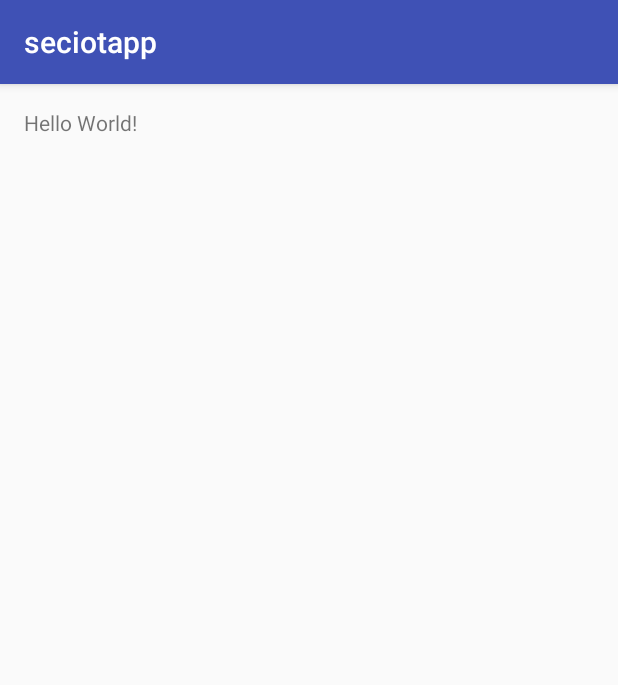
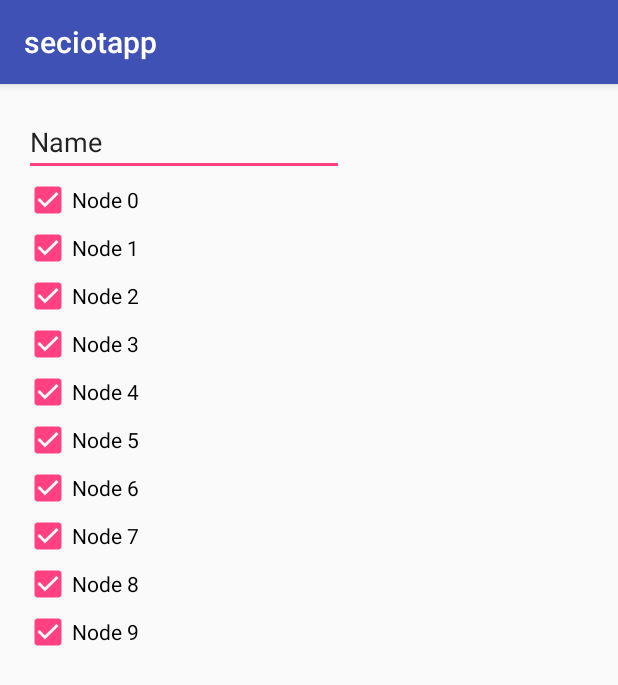
Before and after one commit to aakatz3/seciot, an Android app: the screen it shows after launch (MainActivity), on a phone screen of 412 x 824 dp. Shown: the top 685 px of the screen. Run offline under Robolectric (Android 15) with nearby library versions, the light colour scheme and no system bars; network calls fail; pictures from the network do not load; 2 statements that could not run were skipped.

Commit message:
Edit app

```diff
--- a/seciotapp/app/src/main/java/com/aakportfolio/aakatz3/seciotapp/MainActivity.java
+++ b/seciotapp/app/src/main/java/com/aakportfolio/aakatz3/seciotapp/MainActivity.java
@@ -1,13 +1,54 @@
 package com.aakportfolio.aakatz3.seciotapp;
 
+import android.content.SharedPreferences;
 import android.support.v7.app.AppCompatActivity;
 import android.os.Bundle;
+import android.widget.CheckBox;
+import android.widget.CompoundButton;
+import android.widget.EditText;
+import android.widget.LinearLayout;
+import android.preference.PreferenceManager;
+import android.widget.Toast;
 
 public class MainActivity extends AppCompatActivity {
+
+    LinearLayout controlLayout;
+    EditText guid;
+    SharedPreferences prefs;
+
+    seciot foobar;
 
     @Override
     protected void onCreate(Bundle savedInstanceState) {
         super.onCreate(savedInstanceState);
         setContentView(R.layout.activity_main);
+
+        prefs = PreferenceManager.getDefaultSharedPreferences(this);
+
+        controlLayout = (LinearLayout) findViewById(R.id.control_layout);
+
+        foobar = new seciot(prefs.getString("guid", "sfasdasdfa"), SecureAPI.getInstance(this));
+        int count = 0;
+        for(iotnode n : foobar.getNodes()){
+            CheckBox cb = new CheckBox(this);
+            n.index = foobar.getNodes().indexOf(n);
+            cb.setText(n.toString());
+            cb.setChecked(n.getState());
+            //final int idx = n.index;
+            cb.setOnCheckedChangeListener(new CompoundButton.OnCheckedChangeListener() {
+                @Override
+                public void onCheckedChanged(CompoundButton buttonView, boolean isChecked) {
+                    //foobar.setState(idx, isChecked);
+                    Toast.makeText(getApplicationContext(), buttonView.getText(), Toast.LENGTH_SHORT).show();
+                }
+            });
+            count++;
+            try {
+                Toast.makeText(this, foobar.pollState().toString(), Toast.LENGTH_SHORT).show();
+            } catch (Exception ex){
+                ex.printStackTrace();
+            }
+            controlLayout.addView(cb);
+        }
     }
 }
--- a/seciotapp/app/src/main/java/com/aakportfolio/aakatz3/seciotapp/SecureAPI.java
+++ b/seciotapp/app/src/main/java/com/aakportfolio/aakatz3/seciotapp/SecureAPI.java
@@ -62,12 +62,12 @@ public class SecureAPI {
     private void createSocketFactory(InputStream is) throws Exception {
         CertificateFactory certificateFactory = CertificateFactory.getInstance("X.509");
         Certificate certificate = certificateFactory.generateCertificate(is);
-        Log.d("SecureAPI", "ca=" + ((X509Certificate) certificate).getSubjectDN());
+        Log.d("SecureAPI", "asdf=" + ((X509Certificate) certificate).getSubjectDN());
 
 
         KeyStore keyStore = KeyStore.getInstance(KeyStore.getDefaultType());
         keyStore.load(null, null);
-        keyStore.setCertificateEntry("ca", certificate);
+        keyStore.setCertificateEntry("asdf", certificate);
 
         TrustManagerFactory trustManagerFactory =
                 TrustManagerFactory.getInstance(TrustManagerFactory.getDefaultAlgorithm());
@@ -159,6 +159,47 @@ public class SecureAPI {
         return new JSONObject(response);
     }
 
+    public JSONObject HTTPSPOSTJSON(String urlString, JSONObject json) throws Exception {
+        URL url = new URL(urlString);
+        HttpsURLConnection httpsURLConnection = (HttpsURLConnection) url.openConnection();
+
+        httpsURLConnection.setSSLSocketFactory(mySocketFactory);
+        httpsURLConnection.setReadTimeout(10000);
+        httpsURLConnection.setConnectTimeout(15000);
+        httpsURLConnection.setUseCaches(false);
+        httpsURLConnection.setRequestMethod("POST");
+        httpsURLConnection.setRequestProperty("Accept", "application/json");
+        httpsURLConnection.setRequestProperty("Content-Type", "application/json");
+        httpsURLConnection.setRequestProperty("Host", "osrsrv.aakportfolio.com");
+        httpsURLConnection.setDoInput(true);
+        httpsURLConnection.setDoOutput(true);
+
+
+
+        httpsURLConnection.connect();
+
+        DataOutputStream outputStream = new DataOutputStream(httpsURLConnection.getOutputStream());
+       // outputStream.write(json.toString().getBytes("UTF-8"));
+
+        //OutputStreamWriter wr= new OutputStreamWriter(httpsURLConnection.getOutputStream());
+        outputStream.writeBytes(URLEncoder.encode(json.toString(), "UTF-8"));
+        //wr.write(json.toString());
+        //wr.flush();
+        //wr.close();
+        outputStream.flush();
+       /* outputStream.
+        BufferedWriter bufferedWriter =
+                new BufferedWriter(new OutputStreamWriter(outputStream, "UTF-8"));
+        bufferedWriter.write(json.toString());*/
+        //bufferedWriter.flush();
+        //bufferedWriter.close();
+        outputStream.close();
+        //httpsURLConnection.connect();
+
+        String response = getResponseFromStream(httpsURLConnection.getInputStream());
+        return new JSONObject(response);
+    }
+
     public JSONObject HTTPSPOSTMULTI(String urlString, Map<String, String> params, Map<String,
             ByteArrayOutputStream> files) throws Exception {
         URL url = new URL(urlString);
--- /dev/null
+++ b/seciotapp/app/src/main/java/com/aakportfolio/aakatz3/seciotapp/iotnode.java
@@ -0,0 +1,21 @@
+package com.aakportfolio.aakatz3.seciotapp;
+
+/**
+ * Created by Andrew on 10/6/2016.
+ */
+
+class iotnode {
+    int index;
+    private String friendlyName;
+    boolean getState(){
+        return true;
+    }
+
+    public String toString(){
+        if(friendlyName == null){
+            return "Node " + Integer.toString(index);
+        } else {
+            return friendlyName;
+        }
+    }
+}
--- /dev/null
+++ b/seciotapp/app/src/main/java/com/aakportfolio/aakatz3/seciotapp/iotsettings.java
@@ -0,0 +1,10 @@
+package com.aakportfolio.aakatz3.seciotapp;
+
+/**
+ * Created by Andrew on 10/7/2016.
+ */
+
+public class iotsettings {
+    public static final int IOT_HOME_NODE = 1;
+    public static final int IOT_MOBILE_DEVICE = 0;
+}
--- a/seciotapp/app/src/main/java/com/aakportfolio/aakatz3/seciotapp/seciot.java
+++ b/seciotapp/app/src/main/java/com/aakportfolio/aakatz3/seciotapp/seciot.java
@@ -1,7 +1,50 @@
 package com.aakportfolio.aakatz3.seciotapp;
+
+import android.content.Context;
+import android.util.Log;
+
+import org.json.JSONObject;
+
+import java.util.ArrayList;
+
 
 /**
  * Created by Andrew on 9/16/2016.
  */
 public class seciot {
+    private static final String SERVER_URL = "https://osrsrv.aakportfolio.com/";
+    private String guid;
+    private ArrayList<iotnode> nodes;
+    private SecureAPI secureAPI;
+    public seciot(String guid, SecureAPI secureAPI){
+        this.guid = guid;
+        nodes = new ArrayList<>(10);
+        for(int i = 0; i < 10; i++){
+            nodes.add(new iotnode());
+        }
+       this.secureAPI = secureAPI;
+    }
+
+    public ArrayList<iotnode> getNodes(){
+        return nodes;
+    }
+    public JSONObject pushState(int idx, boolean state)
+    {
+        return null;
+    }
+
+    public JSONObject pollState() throws Exception{
+
+        String url = SERVER_URL + "poll/";
+
+        JSONObject postParams = new JSONObject();
+
+        postParams.put("guid", guid);
+        postParams.put("home_or_mobile", Integer.toString(iotsettings.IOT_MOBILE_DEVICE));
+        Log.d("json", postParams.toString());
+
+        JSONObject jso = secureAPI.HTTPSPOSTJSON(url, postParams);
+
+        return jso;
+    }
 }
--- a/seciotapp/app/src/main/res/layout/activity_main.xml
+++ b/seciotapp/app/src/main/res/layout/activity_main.xml
@@ -9,8 +9,25 @@
     android:paddingTop="@dimen/activity_vertical_margin"
     tools:context="com.aakportfolio.aakatz3.seciotapp.MainActivity">
 
-    <TextView
+
+    <EditText
         android:layout_width="wrap_content"
         android:layout_height="wrap_content"
-        android:text="Hello World!" />
+        android:inputType="textPersonName"
+        android:text="Name"
+        android:ems="10"
+        android:id="@+id/editText"
+        android:layout_alignParentLeft="true"
+        android:layout_alignParentStart="true" />
+
+    <ScrollView
+        android:layout_width="match_parent"
+        android:layout_height="wrap_content"
+        android:layout_below="@+id/editText">
+    <LinearLayout
+        android:layout_width="match_parent"
+        android:layout_height="wrap_content"
+        android:id="@+id/control_layout"
+        android:orientation="vertical" />
+    </ScrollView>
 </RelativeLayout>
--- a/seciotapp/build.gradle
+++ b/seciotapp/build.gradle
@@ -5,7 +5,7 @@ buildscript {
         jcenter()
     }
     dependencies {
-        classpath 'com.android.tools.build:gradle:2.1.3'
+        classpath 'com.android.tools.build:gradle:2.2.0'
 
         // NOTE: Do not place your application dependencies here; they belong
         // in the individual module build.gradle files
```
Also changed, not shown: 3 other files.
